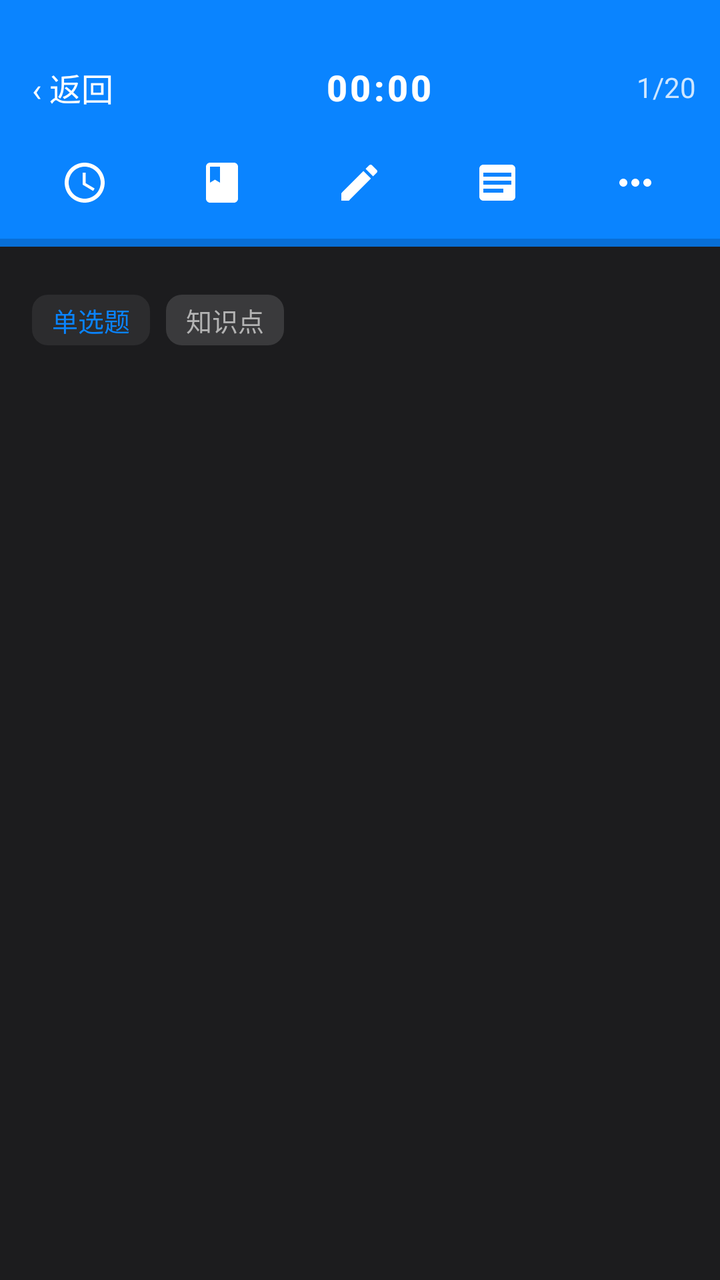
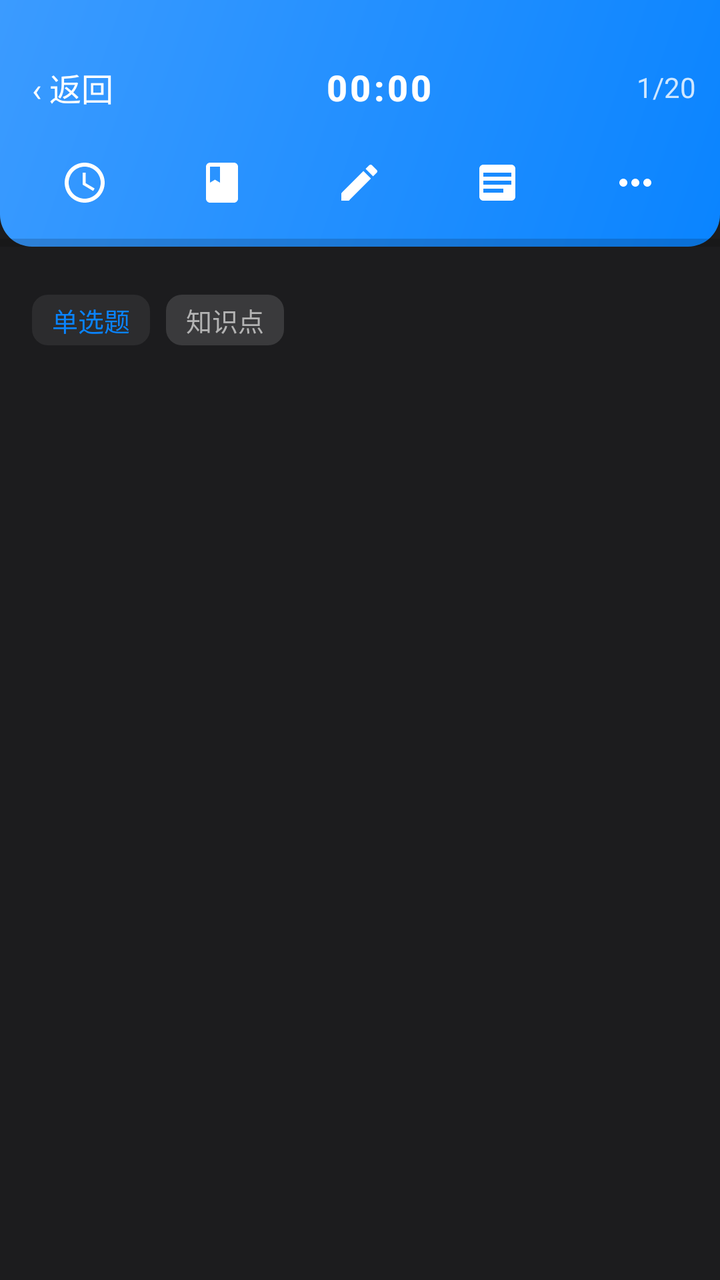

Two renders of the same Android screen: before a commit and after it. Below are the layout's source before the change and the commit's diff.
<!-- AndroidManifest.xml: application theme Theme.AlgoRobo -->
<!-- res/layout/activity_quiz.xml -->
<?xml version="1.0" encoding="utf-8"?>
<LinearLayout xmlns:android="http://schemas.android.com/apk/res/android" android:layout_width="match_parent" android:layout_height="match_parent" android:orientation="vertical" android:background="@color/bg_page">

    
    <LinearLayout android:id="@+id/topBar" android:layout_width="match_parent" android:layout_height="wrap_content" android:orientation="vertical" android:background="@color/primary">
        <LinearLayout android:id="@+id/topBarInner" android:layout_width="match_parent" android:layout_height="wrap_content" android:layout_marginTop="16dp" android:orientation="horizontal" android:gravity="center_vertical" android:padding="12dp">
            <TextView android:id="@+id/btnBack" android:layout_width="wrap_content" android:layout_height="wrap_content" android:text="‹ 返回" android:textSize="16sp" android:textColor="@android:color/white" android:padding="4dp"/>
            <TextView android:id="@+id/tvCountdown" android:layout_width="0dp" android:layout_height="wrap_content" android:layout_weight="1" android:gravity="center" android:text="00:00" android:textSize="18sp" android:textStyle="bold" android:letterSpacing="0.08" android:textColor="@android:color/white" android:fontFamily="sans-serif-medium"/>
            <TextView android:id="@+id/tvQuestionIndex" android:layout_width="wrap_content" android:layout_height="wrap_content" android:text="1/20" android:textSize="14sp" android:textColor="#CCFFFFFF"/>
        </LinearLayout>

        
        <LinearLayout android:layout_width="match_parent" android:layout_height="wrap_content" android:orientation="horizontal" android:gravity="center" android:paddingStart="8dp" android:paddingEnd="8dp" android:paddingBottom="8dp">
            <ImageView android:id="@+id/btnToolTime" android:layout_width="0dp" android:layout_height="40dp" android:layout_weight="1" android:scaleType="centerInside" android:src="@drawable/ic_tool_time" android:padding="8dp" android:background="?attr/selectableItemBackgroundBorderless"/>
            <ImageView android:id="@+id/btnToolWrongbook" android:layout_width="0dp" android:layout_height="40dp" android:layout_weight="1" android:scaleType="centerInside" android:src="@drawable/ic_tool_wrongbook" android:padding="8dp" android:background="?attr/selectableItemBackgroundBorderless"/>
            <ImageView android:id="@+id/btnToolDownload" android:layout_width="0dp" android:layout_height="40dp" android:layout_weight="1" android:scaleType="centerInside" android:src="@drawable/ic_tool_draft" android:padding="8dp" android:background="?attr/selectableItemBackgroundBorderless"/>
            <ImageView android:id="@+id/btnToolSheet" android:layout_width="0dp" android:layout_height="40dp" android:layout_weight="1" android:scaleType="centerInside" android:src="@drawable/ic_tool_sheet" android:padding="8dp" android:background="?attr/selectableItemBackgroundBorderless"/>
            <ImageView android:id="@+id/btnToolMore" android:layout_width="0dp" android:layout_height="40dp" android:layout_weight="1" android:scaleType="centerInside" android:src="@drawable/ic_tool_more" android:padding="8dp" android:background="?attr/selectableItemBackgroundBorderless"/>
        </LinearLayout>

        <ProgressBar android:id="@+id/pbProgress" style="?android:attr/progressBarStyleHorizontal" android:layout_width="match_parent" android:layout_height="4dp" android:max="100" android:progress="0"/>
    </LinearLayout>

    <ScrollView android:id="@+id/scrollQuestion" android:layout_width="match_parent" android:layout_height="0dp" android:layout_weight="1">
        <LinearLayout android:id="@+id/questionContent" android:layout_width="match_parent" android:layout_height="wrap_content" android:orientation="vertical" android:padding="16dp">
            
            <HorizontalScrollView android:id="@+id/indexScroll" android:layout_width="match_parent" android:layout_height="wrap_content" android:scrollbars="none" android:overScrollMode="never">
                <LinearLayout android:id="@+id/indexContainer" android:layout_width="wrap_content" android:layout_height="wrap_content" android:orientation="horizontal" android:gravity="center_vertical"/>
            </HorizontalScrollView>
            <LinearLayout android:layout_width="match_parent" android:layout_height="wrap_content" android:orientation="horizontal" android:gravity="center_vertical" android:layout_marginTop="8dp">
                <TextView android:id="@+id/tvQuestionType" android:layout_width="wrap_content" android:layout_height="wrap_content" android:text="单选题" android:textSize="13sp" android:textColor="@color/primary" android:background="@drawable/bg_tag_blue" android:paddingStart="10dp" android:paddingEnd="10dp" android:paddingTop="3dp" android:paddingBottom="3dp"/>
                <TextView android:id="@+id/tvKnowledgeTag" android:layout_width="wrap_content" android:layout_height="wrap_content" android:layout_marginStart="8dp" android:text="知识点" android:textSize="13sp" android:textColor="@color/text_sub" android:background="@drawable/bg_tag_gray" android:paddingStart="10dp" android:paddingEnd="10dp" android:paddingTop="3dp" android:paddingBottom="3dp"/>
            </LinearLayout>
            <TextView android:id="@+id/tvQuestion" android:layout_width="match_parent" android:layout_height="wrap_content" android:layout_marginTop="12dp" android:text="" android:textSize="17sp" android:lineSpacingExtra="4dp" android:textColor="@color/text_main"/>
            <ImageView android:id="@+id/ivStemImage" android:layout_width="match_parent" android:layout_height="wrap_content" android:layout_marginTop="12dp" android:adjustViewBounds="true" android:maxHeight="240dp" android:scaleType="fitCenter" android:visibility="gone" android:contentDescription="题干图片"/>
            <LinearLayout android:id="@+id/optionsContainer" android:layout_width="match_parent" android:layout_height="wrap_content" android:layout_marginTop="16dp" android:orientation="vertical"/>

            <LinearLayout android:id="@+id/analysisPanel" android:layout_width="match_parent" android:layout_height="wrap_content" android:layout_marginTop="16dp" android:orientation="vertical" android:padding="16dp" android:background="@color/card_bg" android:visibility="gone">
                <LinearLayout android:layout_width="match_parent" android:layout_height="wrap_content" android:orientation="horizontal" android:gravity="center_vertical">
                    <TextView android:id="@+id/tvAnalysisCorrect" android:layout_width="0dp" android:layout_height="wrap_content" android:layout_weight="1" android:text="正确答案：A" android:textSize="16sp" android:textStyle="bold" android:textColor="@color/answer_correct_text"/>
                    <TextView android:id="@+id/tvQuestionTime" android:layout_width="wrap_content" android:layout_height="wrap_content" android:text="" android:textSize="13sp" android:textColor="@color/text_sub"/>
                </LinearLayout>
                <TextView android:id="@+id/tvAnalysisText" android:layout_width="match_parent" android:layout_height="wrap_content" android:layout_marginTop="10dp" android:text="" android:textSize="14sp" android:lineSpacingExtra="4dp" android:textColor="@color/text_main"/>
                                <Button android:id="@+id/btnAiAnalysis" android:layout_width="wrap_content" android:layout_height="40dp" android:layout_marginTop="12dp" android:text="AI 解析" android:textSize="14sp" android:textColor="@color/text_on_primary" android:background="@drawable/bg_btn_primary" android:paddingLeft="24dp" android:paddingRight="24dp"/>
                <TextView android:id="@+id/tvAiAnalysis" android:layout_width="match_parent" android:layout_height="wrap_content" android:layout_marginTop="10dp" android:text="" android:textSize="14sp" android:lineSpacingExtra="4dp" android:textColor="@color/text_main" android:visibility="gone"/>
<LinearLayout android:id="@+id/analysisImagesContainer" android:layout_width="match_parent" android:layout_height="wrap_content" android:layout_marginTop="12dp" android:orientation="vertical" android:visibility="gone"/>
            </LinearLayout>
        </LinearLayout>
    </ScrollView>
</LinearLayout>
<!-- resources referenced by this layout -->
<resources>
  <color name="answer_correct_text">#30D158</color>
  <color name="bg_page">#1C1C1E</color>
  <color name="card_bg">#2C2C2E</color>
  <color name="primary">#0A84FF</color>
  <color name="text_main">#F2F2F2</color>
  <color name="text_on_primary">#FFFFFF</color>
  <color name="text_sub">#B3B3B3</color>
  <!-- drawable bg_btn_primary (drawable) -->
  <?xml version="1.0" encoding="utf-8"?>
  <shape xmlns:android="http://schemas.android.com/apk/res/android">
      <solid android:color="@color/primary" />
      <corners android:radius="8dp" />
  </shape>
  <!-- drawable bg_tag_blue (drawable) -->
  <?xml version="1.0" encoding="utf-8"?>
  <shape xmlns:android="http://schemas.android.com/apk/res/android">
      <solid android:color="@color/primary_light" />
      <corners android:radius="8dp" />
  </shape>
  <!-- drawable bg_tag_gray (drawable) -->
  <?xml version="1.0" encoding="utf-8"?>
  <shape xmlns:android="http://schemas.android.com/apk/res/android">
      <solid android:color="@color/divider" />
      <corners android:radius="8dp" />
  </shape>
  <!-- drawable ic_tool_draft (drawable) -->
  <?xml version="1.0" encoding="utf-8"?>
  <vector xmlns:android="http://schemas.android.com/apk/res/android"
      android:width="24dp" android:height="24dp"
      android:viewportWidth="24" android:viewportHeight="24">
      <path android:fillColor="#FFFFFF"
          android:pathData="M3,17.25V21h3.75L17.81,9.94l-3.75,-3.75L3,17.25zM20.71,7.04c0.39,-0.39 0.39,-1.02 0,-1.41l-2.34,-2.34c-0.39,-0.39 -1.02,-0.39 -1.41,0l-1.83,1.83 3.75,3.75 1.83,-1.83z" />
  </vector>
  <!-- drawable ic_tool_sheet (drawable) -->
  <?xml version="1.0" encoding="utf-8"?>
  <vector xmlns:android="http://schemas.android.com/apk/res/android"
      android:width="24dp" android:height="24dp"
      android:viewportWidth="24" android:viewportHeight="24">
      <path android:fillColor="#FFFFFF"
          android:pathData="M3,5v14c0,1.1 0.9,2 2,2h14c1.1,0 2,-0.9 2,-2V5c0,-1.1 -0.9,-2 -2,-2H5C3.9,3 3,3.9 3,5zM5,7h14v2H5V7zM5,11h14v2H5v-2zM5,15h10v2H5v-2z" />
  </vector>
  <!-- drawable ic_tool_time (drawable) -->
  <?xml version="1.0" encoding="utf-8"?>
  <vector xmlns:android="http://schemas.android.com/apk/res/android"
      android:width="24dp" android:height="24dp"
      android:viewportWidth="24" android:viewportHeight="24">
      <path android:fillColor="#FFFFFF"
          android:pathData="M12,2C6.48,2 2,6.48 2,12s4.48,10 10,10 10,-4.48 10,-10S17.52,2 12,2zM12,20c-4.41,0 -8,-3.59 -8,-8s3.59,-8 8,-8 8,3.59 8,8 -3.59,8 -8,8zM12.5,7H11v6l5.25,3.15 0.75,-1.23 -4.5,-2.67z" />
  </vector>
  <!-- drawable ic_tool_wrongbook (drawable) -->
  <?xml version="1.0" encoding="utf-8"?>
  <vector xmlns:android="http://schemas.android.com/apk/res/android"
      android:width="24dp" android:height="24dp"
      android:viewportWidth="24" android:viewportHeight="24">
      <path android:fillColor="#FFFFFF"
          android:pathData="M18,2H6c-1.1,0 -2,0.9 -2,2v16c0,1.1 0.9,2 2,2h12c1.1,0 2,-0.9 2,-2V4c0,-1.1 -0.9,-2 -2,-2zM6,4h5v8l-2.5,-1.5L6,12V4z" />
  </vector>
  <color name="primary_light">#2C2C2E</color>
  <color name="divider">#3A3A3C</color>
  <color name="primary_dark">#0A84FF</color>
  <!-- unchanged entries left out for length: 2 -->
</resources>

<!-- the commit's change to res/layout/activity_quiz.xml (unified diff, before → after) -->
@@ -2,7 +2,7 @@
 <LinearLayout xmlns:android="http://schemas.android.com/apk/res/android" android:layout_width="match_parent" android:layout_height="match_parent" android:orientation="vertical" android:background="@color/bg_page">
 
     
-    <LinearLayout android:id="@+id/topBar" android:layout_width="match_parent" android:layout_height="wrap_content" android:orientation="vertical" android:background="@color/primary">
+    <LinearLayout android:id="@+id/topBar" android:layout_width="match_parent" android:layout_height="wrap_content" android:orientation="vertical" android:background="@drawable/bg_result_header_chalk">
         <LinearLayout android:id="@+id/topBarInner" android:layout_width="match_parent" android:layout_height="wrap_content" android:layout_marginTop="16dp" android:orientation="horizontal" android:gravity="center_vertical" android:padding="12dp">
             <TextView android:id="@+id/btnBack" android:layout_width="wrap_content" android:layout_height="wrap_content" android:text="‹ 返回" android:textSize="16sp" android:textColor="@android:color/white" android:padding="4dp"/>
             <TextView android:id="@+id/tvCountdown" android:layout_width="0dp" android:layout_height="wrap_content" android:layout_weight="1" android:gravity="center" android:text="00:00" android:textSize="18sp" android:textStyle="bold" android:letterSpacing="0.08" android:textColor="@android:color/white" android:fontFamily="sans-serif-medium"/>
@@ -35,7 +35,7 @@
             <ImageView android:id="@+id/ivStemImage" android:layout_width="match_parent" android:layout_height="wrap_content" android:layout_marginTop="12dp" android:adjustViewBounds="true" android:maxHeight="240dp" android:scaleType="fitCenter" android:visibility="gone" android:contentDescription="题干图片"/>
             <LinearLayout android:id="@+id/optionsContainer" android:layout_width="match_parent" android:layout_height="wrap_content" android:layout_marginTop="16dp" android:orientation="vertical"/>
 
-            <LinearLayout android:id="@+id/analysisPanel" android:layout_width="match_parent" android:layout_height="wrap_content" android:layout_marginTop="16dp" android:orientation="vertical" android:padding="16dp" android:background="@color/card_bg" android:visibility="gone">
+            <LinearLayout android:id="@+id/analysisPanel" android:layout_width="match_parent" android:layout_height="wrap_content" android:layout_marginTop="16dp" android:orientation="vertical" android:padding="16dp" android:background="@drawable/bg_card_chalk" android:visibility="gone">
                 <LinearLayout android:layout_width="match_parent" android:layout_height="wrap_content" android:orientation="horizontal" android:gravity="center_vertical">
                     <TextView android:id="@+id/tvAnalysisCorrect" android:layout_width="0dp" android:layout_height="wrap_content" android:layout_weight="1" android:text="正确答案：A" android:textSize="16sp" android:textStyle="bold" android:textColor="@color/answer_correct_text"/>
                     <TextView android:id="@+id/tvQuestionTime" android:layout_width="wrap_content" android:layout_height="wrap_content" android:text="" android:textSize="13sp" android:textColor="@color/text_sub"/>
<!-- resource entries referenced after the edit -->
@@ -12,6 +12,19 @@
   <shape xmlns:android="http://schemas.android.com/apk/res/android">
       <solid android:color="@color/primary" />
       <corners android:radius="8dp" />
+  </shape>
+  <!-- drawable bg_card_chalk (drawable) -->
+  <?xml version="1.0" encoding="utf-8"?>
+  <shape xmlns:android="http://schemas.android.com/apk/res/android" android:shape="rectangle">
+      <solid android:color="@color/card_bg" />
+      <corners android:radius="12dp" />
+      <stroke android:width="1dp" android:color="@color/divider" />
+  </shape>
+  <!-- drawable bg_result_header_chalk (drawable) -->
+  <?xml version="1.0" encoding="utf-8"?>
+  <shape xmlns:android="http://schemas.android.com/apk/res/android" android:shape="rectangle">
+      <gradient android:startColor="#0A84FF" android:endColor="#3B9BFF" android:angle="135" />
+      <corners android:bottomLeftRadius="16dp" android:bottomRightRadius="16dp" />
   </shape>
   <!-- drawable bg_tag_blue (drawable) -->
   <?xml version="1.0" encoding="utf-8"?>
